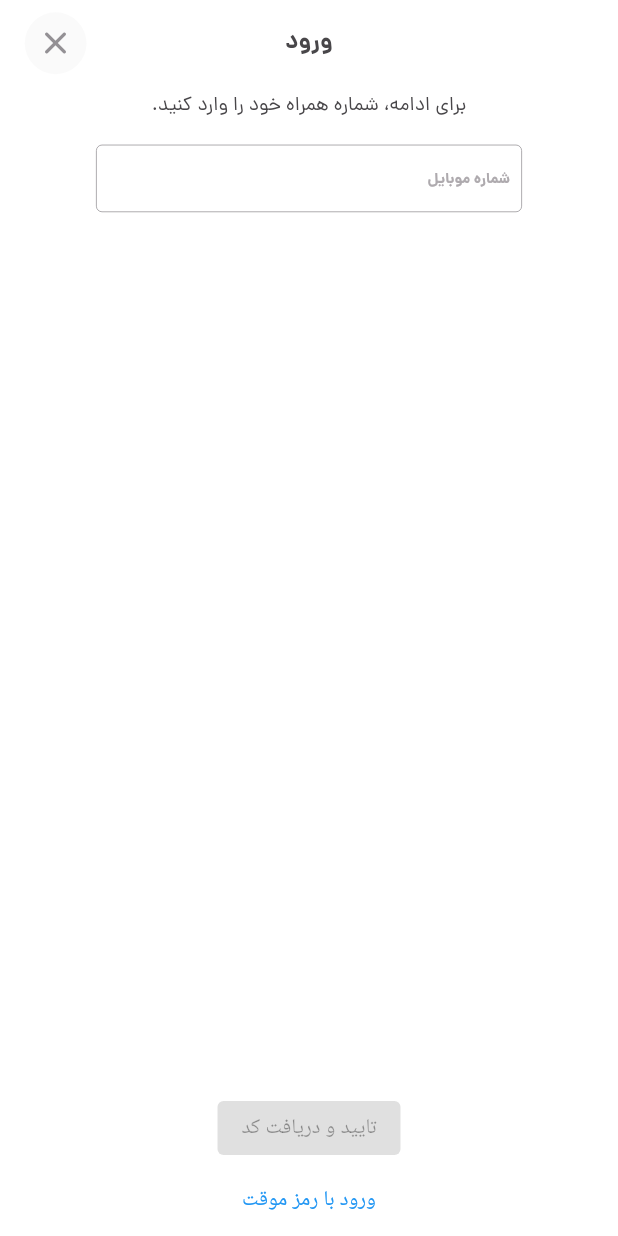
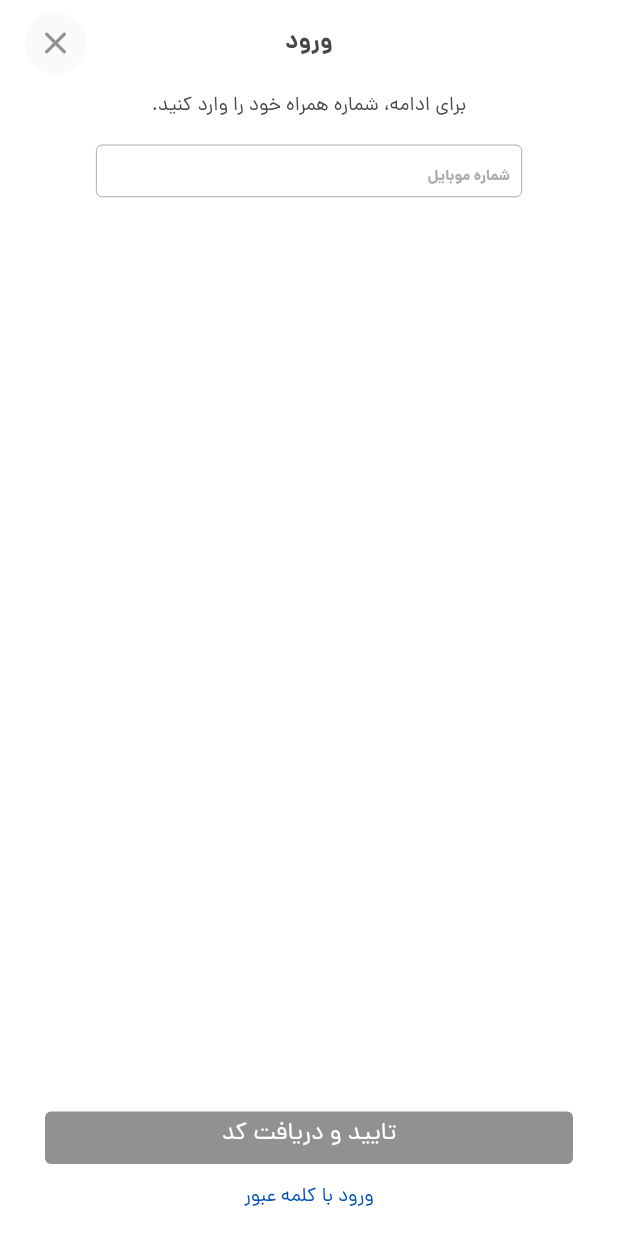
Before and after one commit to Majid-Ebrahimi/fadak_trains, a Flutter app: the screen it shows after launch, on a phone screen of 412 x 824 dp. Run offline on Flutter 3.47's test engine with Material 2 defaults, Android fonts, the phone set to English and light mode, and no system bars.

Commit message:
implement Button Method

```diff
--- a/lib/ui/components.dart
+++ b/lib/ui/components.dart
@@ -87,13 +87,14 @@ Widget toolbar({
 
 //Main textInput
 //Base TextInput Style that have many parameters, you can change parameters you want and customize it
+//TODO refactor all of parameters
 Widget textInput({
   required BuildContext context,
   double? width,
   double? height,
   double? focusBorderSideWidth,
   double? enabledBorderSideWidth,
-  double borderRadius = 4.0,
+  double borderRadius = radiusSmall,
   Color focusBorderColor = CustomColor.neutral100,
   Color enabledBorderColor = CustomColor.neutral40,
   BorderStyle borderStyle = BorderStyle.solid,
@@ -102,7 +103,7 @@ Widget textInput({
   TextDirection hintTextDirection = TextDirection.rtl,
   TextStyle? hintTextStyle,
   TextAlign textAlign = TextAlign.right,
-  Function(String)? onChanged,
+  required dynamic Function(String) onChanged,
   TextInputType? textInputType = TextInputType.number,
   int? maxLength = 11,
   TextStyle? textStyle,
@@ -115,20 +116,21 @@ Widget textInput({
   BoxConstraints? boxConstraints,
   Color? suffixIconColor = CustomColor.neutral70,
   Icon? suffixIcon,
+  TextEditingController? controller,
   EdgeInsetsGeometry? margin,
   var maxLine,
 }) {
   double borderSideWidth = 0.5;
-  double textInputHeight = 35;
 
   return Container(
     constraints: boxConstraints,
-    // width: sizeConvertorWidth(context, width!),
+    width: double.infinity,
     margin: margin,
-    // height: sizeConvertorHeight(context, textInputHeight),
+    height: sizeMXLarge,
     child: TextField(
       expands: expands,
       maxLines: maxLine,
+      controller: controller,
       decoration: InputDecoration(
         suffixIcon: suffixIcon,
         suffixIconColor: suffixIconColor,
@@ -166,12 +168,60 @@ Widget textInput({
   );
 }
 
-
+//the
+Widget rectangleButton({
+  required Widget child,
+  required void Function()? onPressed,
+  EdgeInsetsGeometry? margin,
+  double? width = double.infinity,
+  double? height = sizeMXLarge,
+  BoxConstraints? constraints,
+  AlignmentGeometry? alignment = Alignment.center,
+  Color? backgroundColor = CustomColor.gradientBlue,
+  Color? foregroundColor = CustomColor.neutral000,
+  Color? disableForegroundColor = CustomColor.neutral000,
+  Color? disableBackgroundColor = CustomColor.neutral40,
+  double elevation = 0.0,
+  EdgeInsetsGeometry? padding = const EdgeInsets.symmetric(
+    vertical: spacingSmall,
+    horizontal: spacingLarge,
+  ),
+}) {
+  TextStyle? textStyle = CustomTextStyle.bodyRegular();
+  return Container(
+    margin: margin,
+    width: width,
+    height: height,
+    constraints: constraints,
+    child: ElevatedButton(
+      onPressed: onPressed,
+      style: ElevatedButton.styleFrom(
+        shape: RoundedRectangleBorder(
+          borderRadius: BorderRadius.circular(radiusSmall),
+        ),
+        alignment: alignment,
+        backgroundColor: backgroundColor,
+        foregroundColor: foregroundColor,
+        disabledForegroundColor: disableForegroundColor,
+        disabledBackgroundColor: disableBackgroundColor,
+        elevation: elevation,
+        textStyle: textStyle,
+        padding: padding,
+      ),
+      child: child,
+    ),
+  );
+}
 
 //the title of TextInput
 Widget textInputTitle(String text) {
   return Padding(
-    padding: EdgeInsets.only(top: spacingXXXMiddle, bottom: spacingXMiddle,left: spacingXMedium,right: spacingXMedium),
+    padding: const EdgeInsets.only(
+      top: spacingXXXMiddle,
+      bottom: spacingXMiddle,
+      left: spacingXMedium,
+      right: spacingXMedium,
+    ),
     child: Text(
       text,
       style: CustomTextStyle.buttonRegular(color: CustomColor.neutral70),
--- a/lib/ui/login_sign_up.dart
+++ b/lib/ui/login_sign_up.dart
@@ -13,7 +13,29 @@ class LoginOTP1 extends StatefulWidget {
 
 class _LoginOTP1State extends State<LoginOTP1> {
   String _value = '';
-  bool _isButtonEnabled = false;
+  bool isEnableButton = false;
+  final textInputControllerPhoneNumber = TextEditingController();
+
+  @override
+  void initState() {
+    // TODO: implement initState
+    super.initState();
+
+    //Conditions of enable or disable button
+    textInputControllerPhoneNumber.addListener(() {
+      setState(() {
+        if (textInputControllerPhoneNumber.text.length >= 11 &&
+            textInputControllerPhoneNumber.text.characters.first == '0') {
+          isEnableButton = true;
+        } else {
+          isEnableButton = false;
+        }
+      });
+    });
+    /////////////////////////////////////////////////////////////////
+  }
+
+//-----------
 
   @override
   Widget build(BuildContext context) {
@@ -46,19 +68,19 @@ class _LoginOTP1State extends State<LoginOTP1> {
                   //TODO
                   //_value.length == 11? _isButtonEnabled = true : _isButtonEnabled = false;
                 },
+                controller: textInputControllerPhoneNumber,
                 boxConstraints: const BoxConstraints(
-                  minHeight: 20,
+                  minHeight: 25,
                   minWidth: 50,
                   maxHeight: 45,
-                  maxWidth: 400,
+                  maxWidth: 450,
                 ),
-                //TODO Fix Dimens
-                margin: EdgeInsets.symmetric(
-                    horizontal: 64, vertical: spacingXMedium),
+                margin: const EdgeInsets.symmetric(
+                    horizontal: spacingXLarge, vertical: spacingXMedium),
                 hintText: 'شماره موبایل',
                 hintTextStyle: CustomTextStyle.aaBold(
                   color: CustomColor.neutral30,
-                  height: null,
+                  // height: null,
                 ),
                 textStyle: CustomTextStyle.aaBold(
                   color: CustomColor.neutral50,
@@ -67,12 +89,26 @@ class _LoginOTP1State extends State<LoginOTP1> {
                 ),
               ),
               const Spacer(),
-              ElevatedButton(
-                onPressed: _isButtonEnabled ? () {} : null,
+              rectangleButton(
                 child: const Text("تایید و دریافت کد"),
+                onPressed: isEnableButton ? () {} : null,
+                margin: const EdgeInsets.symmetric(horizontal: spacingSmLarge),
+                constraints: const BoxConstraints(
+                  minHeight: 25,
+                  minWidth: 65,
+                  maxHeight: 45,
+                  maxWidth: 600,
+                ),
               ),
               TextButton(
-                  onPressed: () {}, child: const Text("ورود با رمز موقت")),
+                onPressed: () {},
+                child: Text(
+                  "ورود با کلمه عبور",
+                  style: CustomTextStyle.buttonRegular(
+                    color: CustomColor.gradientBlue,
+                  ),
+                ),
+              ),
             ],
           ),
         ),
@@ -80,4 +116,5 @@ class _LoginOTP1State extends State<LoginOTP1> {
     );
   }
 
+
 }
```
Also changed, not shown: lib/styles/size.dart (+47 -13 lines).
